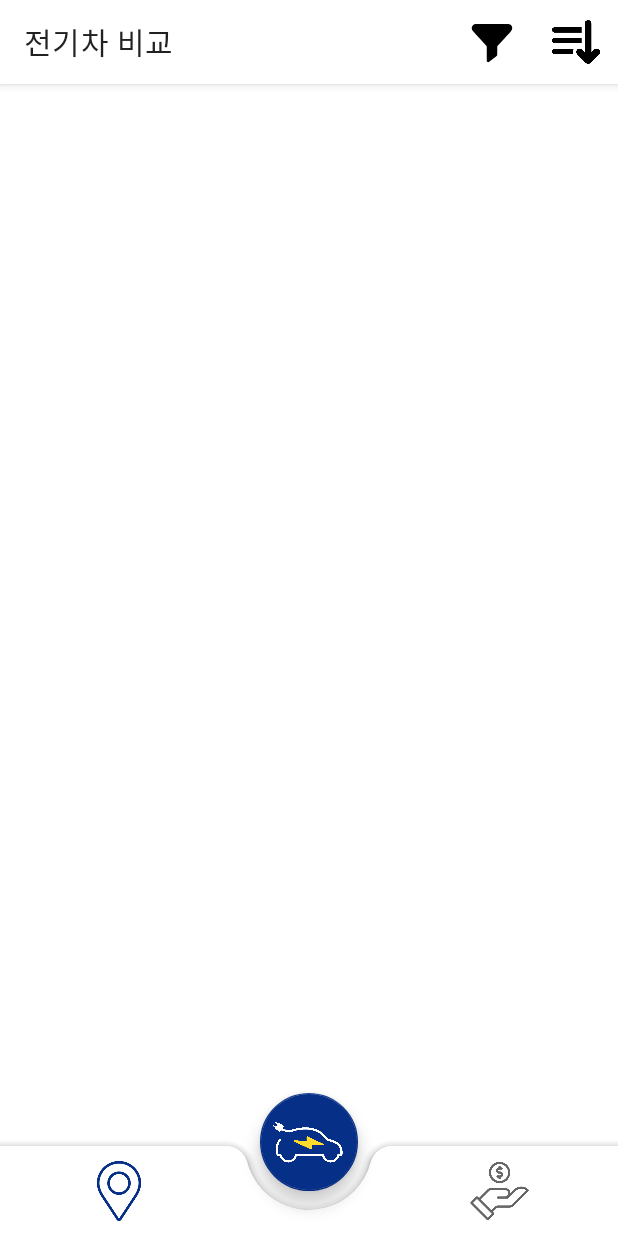
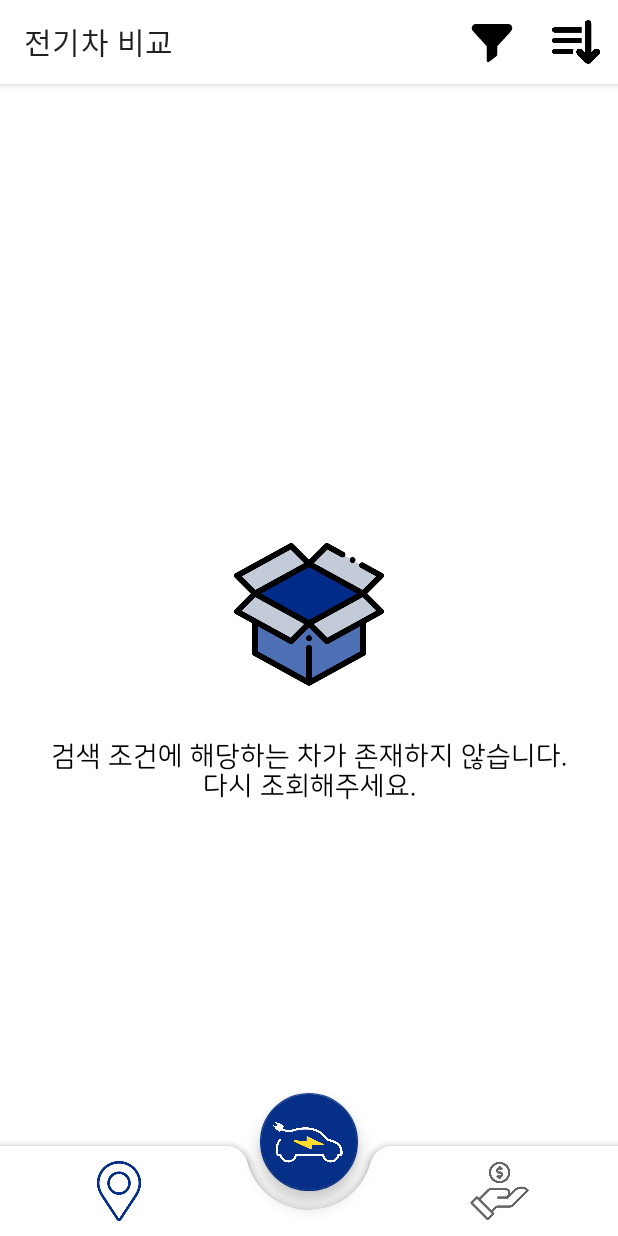
Before and after one commit to elecguitar/Elecguitar_Android, an Android app: the screen it shows after launch (MainActivity), after a tap on an icon or button, on a phone screen of 412 x 824 dp. Run offline under Robolectric (Android 15) with nearby library versions, the phone set to English and light mode, and no system bars; libraries missing offline, so code that uses them is left out: com.naver.maps, org.altbeacon.beacon; pictures from the network do not load; 6 statements that could not run were skipped.

Commit message:
[Fix] 필터 결과 없을 때 빈 뷰

```diff
--- a/app/src/main/java/com/elecguitar/android/fragment/HomeFragment.kt
+++ b/app/src/main/java/com/elecguitar/android/fragment/HomeFragment.kt
@@ -5,6 +5,7 @@ import android.os.Bundle
 import android.os.SystemClock
 import android.util.Log
 import android.view.*
+import android.widget.Toast
 import androidx.fragment.app.Fragment
 import androidx.fragment.app.activityViewModels
 import androidx.recyclerview.widget.GridLayoutManager
@@ -71,25 +72,10 @@ class HomeFragment : Fragment() {
                 mainViewModel.carList.addAll(responseData)
                 carAdapter = CarAdapter(mainActivity, mainViewModel.carList.value!!)
 
-                mainViewModel.carList.observe(viewLifecycleOwner) {
-                    carAdapter.datas = it
-                    carAdapter.notifyDataSetChanged()
-                }
-
-                carAdapter.onItemClickListener = object : CarAdapter.OnItemClickListener {
-                    override fun onClick(view: View, position: Int) {
-                        var carId = mainViewModel.carList.value as MutableList<Car>
-                        mainActivity.openFragment(1, "carId", carId[position].carId)
-                    }
-                }
+                carListObserve()
+                carAdapterItemClickListener()
             }
-
-            binding.recyclerview.apply {
-                layoutManager = GridLayoutManager(mainActivity, 2)
-                adapter = carAdapter
-            }
-
-
+            setRecyclerView()
         }
 
         override fun onError(t: Throwable) {
@@ -103,21 +89,40 @@ class HomeFragment : Fragment() {
 
     private fun setAdapterIfNotFirstCall() {
         carAdapter = CarAdapter(mainActivity, mainViewModel.carList.value!!)
-        binding.recyclerview.apply {
-            layoutManager = GridLayoutManager(mainActivity, 2)
-            adapter = carAdapter
-        }
+        setRecyclerView()
+        carListObserve()
+        carAdapterItemClickListener()
+    }
 
+    private fun carListObserve() {
         mainViewModel.carList.observe(viewLifecycleOwner) {
+            binding.apply {
+                if (it.size == 0) {
+                    recyclerview.visibility = View.GONE
+                    layoutEmpty.visibility = View.VISIBLE
+                } else {
+                    recyclerview.visibility = View.VISIBLE
+                    layoutEmpty.visibility = View.GONE
+                }
+            }
             carAdapter.datas = it
             carAdapter.notifyDataSetChanged()
         }
+    }
 
+    private fun carAdapterItemClickListener() {
         carAdapter.onItemClickListener = object : CarAdapter.OnItemClickListener {
             override fun onClick(view: View, position: Int) {
                 var carId = mainViewModel.carList.value as MutableList<Car>
                 mainActivity.openFragment(1, "carId", carId[position].carId)
             }
+        }
+    }
+
+    private fun setRecyclerView() {
+        binding.recyclerview.apply {
+            layoutManager = GridLayoutManager(mainActivity, 2)
+            adapter = carAdapter
         }
     }
 
--- a/app/src/main/res/layout/fragment_home.xml
+++ b/app/src/main/res/layout/fragment_home.xml
@@ -34,4 +34,45 @@
         app:layout_constraintStart_toStartOf="parent"
         app:layout_constraintTop_toBottomOf="@+id/appbar" />
 
+    <androidx.constraintlayout.widget.ConstraintLayout
+        android:id="@+id/layout_empty"
+        android:layout_width="0dp"
+        android:layout_height="0dp"
+        android:layout_marginHorizontal="16dp"
+        android:layout_marginTop="16dp"
+        app:layout_constraintBottom_toBottomOf="parent"
+        app:layout_constraintEnd_toEndOf="parent"
+        app:layout_constraintStart_toStartOf="parent"
+        app:layout_constraintTop_toBottomOf="@+id/appbar"
+        android:visibility="gone">
+
+        <ImageView
+            android:id="@+id/imageView2"
+            android:layout_width="100dp"
+            android:layout_height="100dp"
+            android:src="@drawable/empty"
+            app:layout_constraintBottom_toTopOf="@+id/textView2"
+            app:layout_constraintEnd_toEndOf="parent"
+            app:layout_constraintHorizontal_bias="0.5"
+            app:layout_constraintStart_toStartOf="parent"
+            app:layout_constraintTop_toTopOf="parent"
+            app:layout_constraintVertical_chainStyle="packed" />
+
+        <TextView
+            android:id="@+id/textView2"
+            android:layout_width="wrap_content"
+            android:layout_height="wrap_content"
+            android:layout_marginTop="32dp"
+            android:fontFamily="@font/nanum_square_round_regular"
+            android:gravity="center"
+            android:text="검색 조건에 해당하는 차가 존재하지 않습니다.\n다시 조회해주세요."
+            android:textColor="@color/elecguitar_black"
+            android:textSize="18sp"
+            app:layout_constraintBottom_toBottomOf="parent"
+            app:layout_constraintEnd_toEndOf="parent"
+            app:layout_constraintHorizontal_bias="0.5"
+            app:layout_constraintStart_toStartOf="parent"
+            app:layout_constraintTop_toBottomOf="@+id/imageView2" />
+    </androidx.constraintlayout.widget.ConstraintLayout>
+
 </androidx.constraintlayout.widget.ConstraintLayout>
```
Also changed, not shown: app/src/main/res/drawable/empty.png (added).
